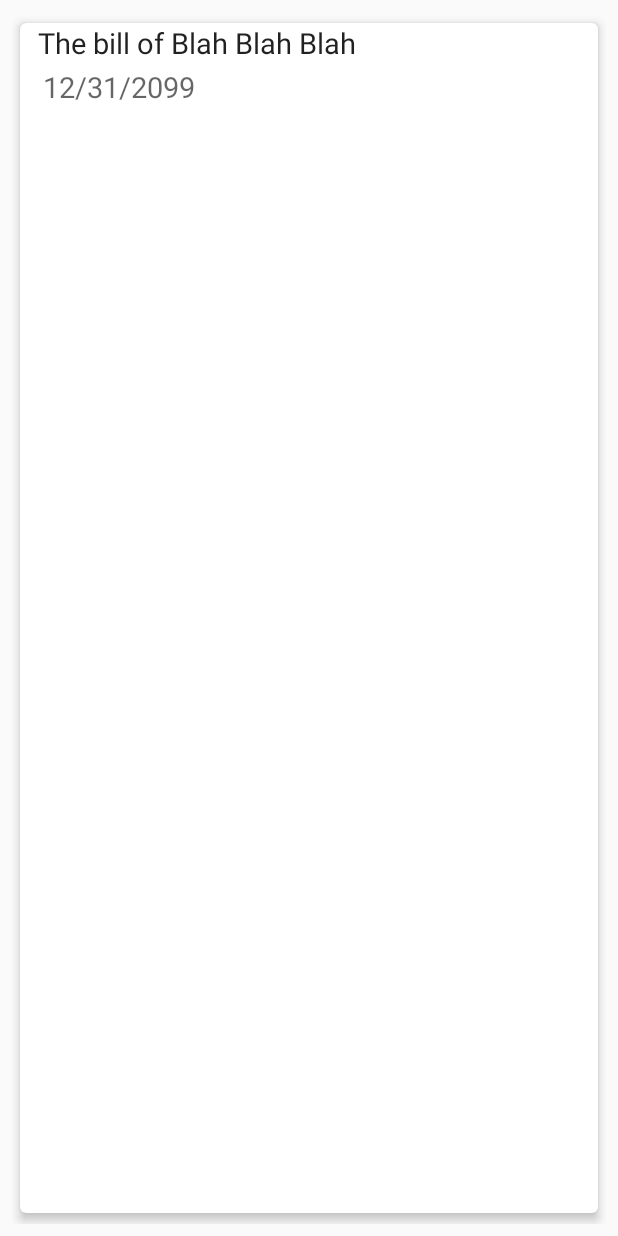
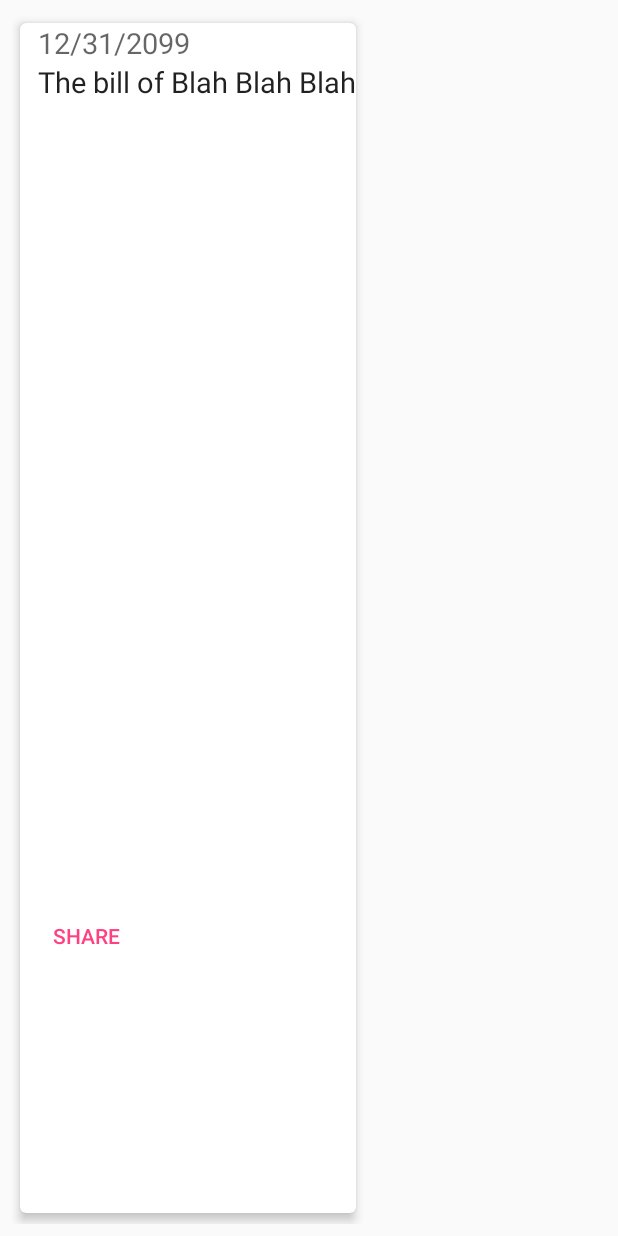
Before and after one commit to mazkatraz/PolitiTrak, an Android app: the layout bill_list_item.xml on its own in the app's theme, with its tools: preview values and no code run, on a phone screen of 412 x 824 dp. Run offline under Robolectric (Android 15) with nearby library versions, the phone set to English and light mode, and no system bars.

Commit message:
Rearranged date and added share button in CardView

```diff
--- a/app/src/main/res/layout/bill_list_item.xml
+++ b/app/src/main/res/layout/bill_list_item.xml
@@ -49,30 +49,33 @@
             <TextView
                 android:layout_width="wrap_content"
                 android:layout_height="wrap_content"
-            android:id="@+id/tv_bill_name"
+                android:id="@+id/tv_bill_intro_date"
                 android:textSize="19sp"
-            android:layout_alignParentRight="true"
-            android:layout_alignParentEnd="true"
                 android:layout_toRightOf="@id/pic_name_view"
                 android:layout_toEndOf="@id/pic_name_view"
-            style="@style/TextAppearance.AppCompat.Body1"
-            tools:text="The bill of Blah Blah Blah"/>
+                style="@style/TextAppearance.AppCompat.Caption"
+                tools:text="12/31/2099"/>
 
             <TextView
                 android:layout_width="wrap_content"
                 android:layout_height="wrap_content"
-            android:id="@+id/tv_bill_intro_date"
+                android:id="@+id/tv_bill_name"
                 android:textSize="19sp"
                 android:layout_toRightOf="@id/pic_name_view"
                 android:layout_toEndOf="@id/pic_name_view"
-            android:layout_below="@id/tv_bill_name"
+                android:layout_below="@id/tv_bill_intro_date"
+                style="@style/TextAppearance.AppCompat.Body1"
+                tools:text="The bill of Blah Blah Blah"/>
+
+            <Button
+                android:layout_width="wrap_content"
+                android:layout_height="wrap_content"
                 android:layout_alignParentBottom="true"
-            android:padding="3dp"
-            style="@style/TextAppearance.AppCompat.Caption"
-            tools:text="12/31/2099"/>
+                android:layout_below="@id/pic_name_view"
+                style="@style/Widget.AppCompat.Button.Borderless"
+                android:textColor="@color/colorAccent"
+                android:text="@string/Share"/>
 
         </RelativeLayout>
     </android.support.v7.widget.CardView>
-
-
 </FrameLayout>
--- a/app/src/main/res/values/strings.xml
+++ b/app/src/main/res/values/strings.xml
@@ -7,4 +7,5 @@
     <string name="floor_actions_button">Floor Actions</string>
     <string name="local_bills_tab">Local</string>
     <string name="national_bills_tab">National</string>
+    <string name="Share">Share</string>
 </resources>
```
Lines whose indentation alone changed are shown as unchanged.
